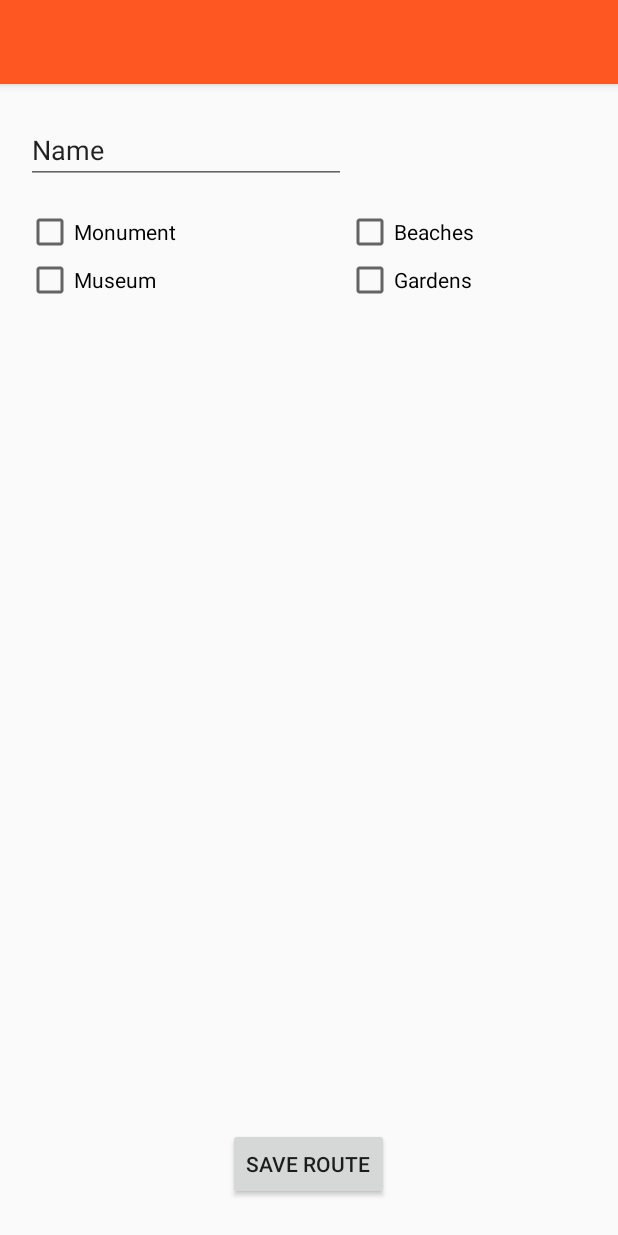
After one commit to ESArch/VLCTour, an Android app: the fragment SaveRouteFragment shown on its own in the app's theme, on a phone screen of 412 x 824 dp. The commit adds this screen. Run offline under Robolectric (Android 15) with nearby library versions, the phone set to English and light mode, and no system bars.

```diff
--- a/app/src/main/java/com/example/dieaigar/vlctour/MainActivity.java
+++ b/app/src/main/java/com/example/dieaigar/vlctour/MainActivity.java
@@ -2,6 +2,7 @@ package com.example.dieaigar.vlctour;
 
 import android.app.Fragment;
 import android.app.FragmentManager;
+import android.content.Context;
 import android.content.Intent;
 import android.graphics.Color;
 import android.provider.Settings;
--- /dev/null
+++ b/app/src/main/java/com/example/dieaigar/vlctour/fragments/SaveRouteFragment.java
@@ -0,0 +1,28 @@
+package com.example.dieaigar.vlctour.fragments;
+
+import android.app.Fragment;
+import android.os.Bundle;
+import android.support.annotation.Nullable;
+import android.view.LayoutInflater;
+import android.view.View;
+import android.view.ViewGroup;
+
+import com.example.dieaigar.vlctour.R;
+
+/**
+ * Created by pabsanji on 20/04/2016.
+ */
+public class SaveRouteFragment extends Fragment {
+    public SaveRouteFragment() {
+
+    }
+
+    @Nullable
+    @Override
+    public View onCreateView(LayoutInflater inflater, ViewGroup container, Bundle savedInstanceState) {
+        View rootView = inflater.inflate(R.layout.route_save, container, false);
+        getActivity().setTitle("Save Route");
+
+        return rootView;
+    }
+}
--- /dev/null
+++ b/app/src/main/res/layout/route_save.xml
@@ -0,0 +1,78 @@
+<?xml version="1.0" encoding="utf-8"?>
+<RelativeLayout xmlns:android="http://schemas.android.com/apk/res/android"
+    android:orientation="vertical" android:layout_width="match_parent"
+    android:layout_height="match_parent">
+
+    <include
+        android:id="@+id/tool_bar"
+        layout="@layout/tool_bar">
+    </include>
+
+    <EditText
+        android:layout_width="wrap_content"
+        android:layout_height="wrap_content"
+        android:inputType="textPersonName"
+        android:text="Name"
+        android:ems="10"
+        android:id="@+id/editText"
+        android:layout_marginLeft="17dp"
+        android:layout_marginStart="17dp"
+        android:layout_marginTop="21dp"
+        android:layout_below="@+id/tool_bar"
+        android:layout_alignParentLeft="true"
+        android:layout_alignParentStart="true" />
+
+    <CheckBox
+        android:layout_width="wrap_content"
+        android:layout_height="wrap_content"
+        android:text="Monument"
+        android:id="@+id/checkBox"
+        android:layout_marginTop="16dp"
+        android:layout_below="@+id/editText"
+        android:layout_alignLeft="@+id/editText"
+        android:layout_alignStart="@+id/editText"
+        android:checked="false" />
+
+    <CheckBox
+        android:layout_width="wrap_content"
+        android:layout_height="wrap_content"
+        android:text="Museum"
+        android:id="@+id/checkBox2"
+        android:layout_below="@+id/checkBox"
+        android:layout_alignLeft="@+id/checkBox"
+        android:layout_alignStart="@+id/checkBox"
+        android:checked="false" />
+
+    <CheckBox
+        android:layout_width="wrap_content"
+        android:layout_height="wrap_content"
+        android:text="Gardens"
+        android:id="@+id/checkBox3"
+        android:layout_below="@+id/checkBox4"
+        android:layout_toRightOf="@+id/editText"
+        android:layout_alignRight="@+id/checkBox4"
+        android:layout_alignEnd="@+id/checkBox4"
+        android:checked="false" />
+
+    <CheckBox
+        android:layout_width="wrap_content"
+        android:layout_height="wrap_content"
+        android:text="Beaches"
+        android:id="@+id/checkBox4"
+        android:layout_alignTop="@+id/checkBox"
+        android:layout_toRightOf="@+id/editText"
+        android:checked="false"
+        android:layout_alignParentRight="true"
+        android:layout_alignParentEnd="true" />
+
+    <Button
+        android:layout_width="wrap_content"
+        android:layout_height="wrap_content"
+        android:text="Save Route"
+        android:id="@+id/button"
+        android:layout_marginBottom="24dp"
+        android:layout_alignParentBottom="true"
+        android:layout_centerHorizontal="true" />
+
+
+</RelativeLayout>
```
Also changed, not shown: app/src/main/java/com/example/dieaigar/vlctour/POI.java (+7 -0 lines), app/src/main/java/com/example/dieaigar/vlctour/fragments/RoutesFragment.java (+30 -22 lines), app/src/main/res/layout/routes_fragment.xml (+22 -4 lines).
